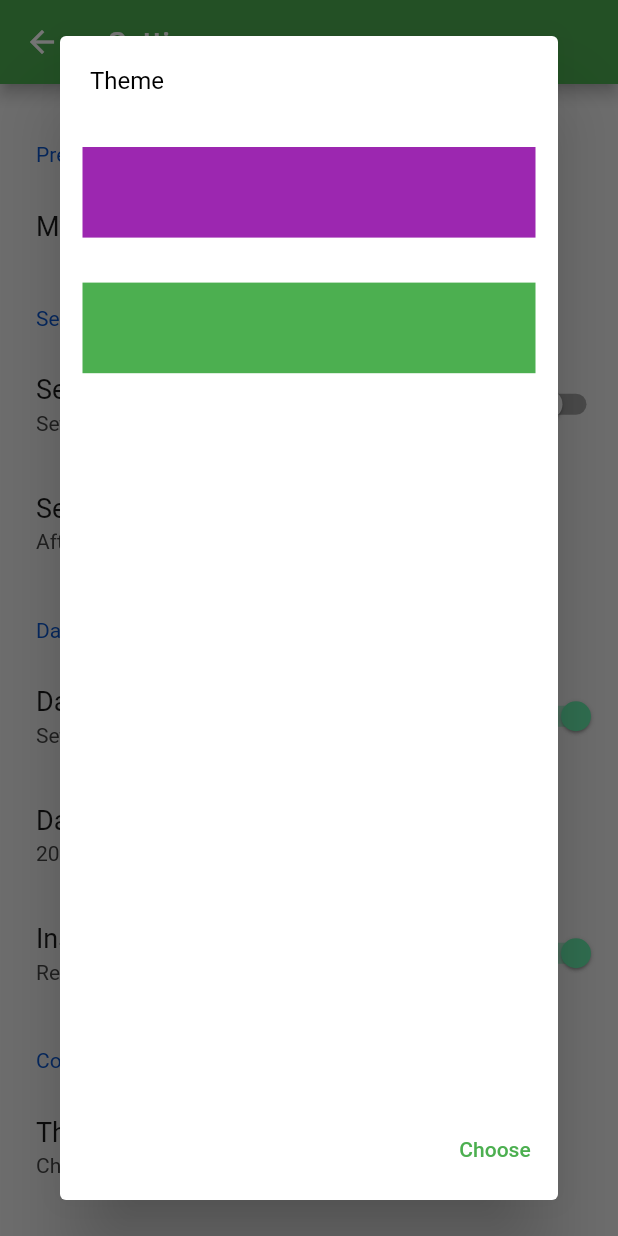
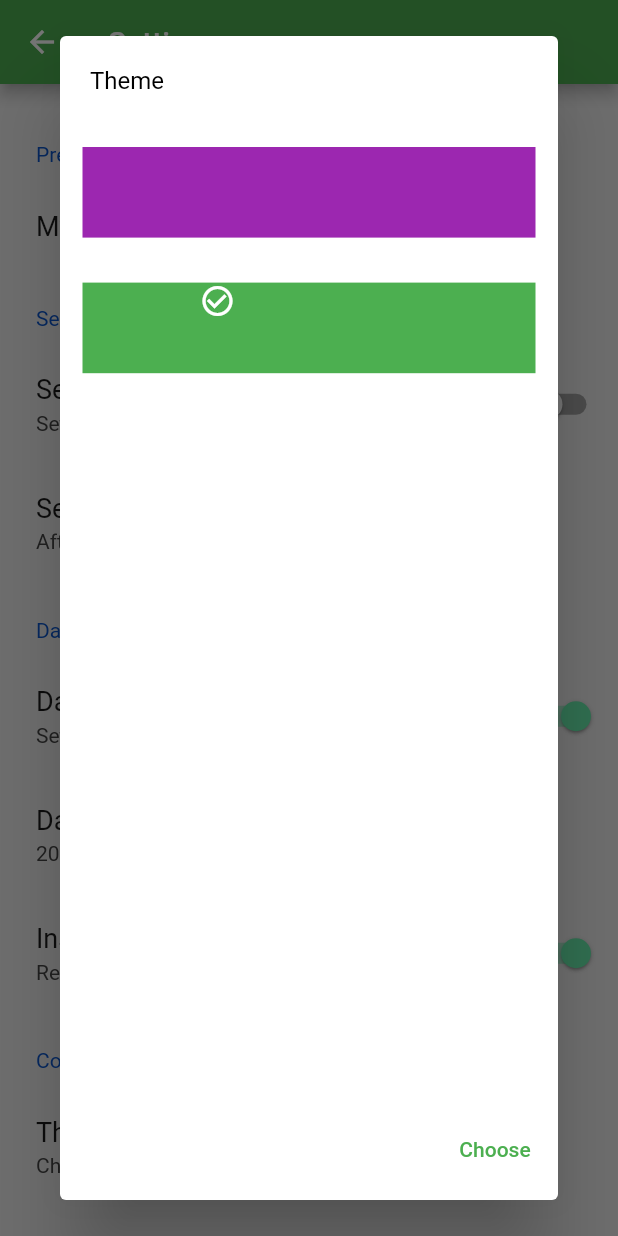
Before and after one commit to wizardoma/myjourn, a Flutter app: the SettingsScreen screen opened by its route, after a tap on "Theme", on a phone screen of 412 x 824 dp. Run offline on Flutter 3.47's test engine with Material 2 defaults, Android fonts, the phone set to English and light mode, and no system bars; drawn by our look-alikes of settings_ui; our stand-ins replace carousel_slider, image_picker, sqflite, table_calendar; accounts and stored records are empty.

Commit message:
Add implementation for theme selector

```diff
--- a/lib/screens/settings/settings_screen.dart
+++ b/lib/screens/settings/settings_screen.dart
@@ -114,10 +114,16 @@ class SettingsScreen extends StatelessWidget {
   }
 
   void changeTheme(BuildContext context) {
+    var selectedTheme =
+        Provider.of<ThemeProvider>(context, listen: false).currentTheme;
     showDialog(
         context: context,
         builder: (context) {
           var themes = Provider.of<ThemeProvider>(context);
+
+          return StatefulBuilder(
+            builder: (BuildContext context,
+                void Function(void Function()) setState) {
               return Dialog(
                 child: Column(
                   mainAxisSize: MainAxisSize.min,
@@ -136,19 +142,34 @@ class SettingsScreen extends StatelessWidget {
                             itemCount: themes.themes.length,
                             padding: EdgeInsets.all(15),
                             shrinkWrap: true,
-                        gridDelegate: SliverGridDelegateWithFixedCrossAxisCount(
+                            gridDelegate:
+                                SliverGridDelegateWithFixedCrossAxisCount(
                                     crossAxisCount: 1,
                                     childAspectRatio: 5,
                                     crossAxisSpacing: 30,
                                     mainAxisSpacing: 30),
                             itemBuilder: (context, index) {
+                              var indexedTheme =
+                                  themes.themes.values.toList()[index];
                               return InkWell(
-                            onTap: (){
-                              themes.theme = themes.themes.values.toList()[index];
+                                onTap: () {
+                                  setState(() => selectedTheme = indexedTheme);
                                 },
-                            child: Container(
-                              color: themes.themes.values.toList()[index].primaryColor,
+                                child: Stack(children: [
+                                  Container(
+                                    color: themes.themes.values
+                                        .toList()[index]
+                                        .primaryColor,
                                   ),
+                                  if (indexedTheme == selectedTheme)
+                                    Positioned(
+                                      right: 200,
+                                      child: Icon(
+                                        Icons.check_circle_outline,
+                                        color: Colors.white,
+                                      ),
+                                    )
+                                ]),
                               );
                             }),
                       ),
@@ -159,13 +180,19 @@ class SettingsScreen extends StatelessWidget {
                       child: TextButton(
                         child: Text("Choose"),
                         onPressed: () {
-                      Navigator.pop(context);
+                          Navigator.pop(
+                              context, selectedTheme ?? themes.currentTheme);
                         },
                       ),
-                )
+                    ),
                   ],
                 ),
               );
+            },
+          );
+        }).then((value) {
+      var theme = value as ThemeData;
+      Provider.of<ThemeProvider>(context, listen: false).theme = theme;
     });
   }
 }
```
Lines whose indentation alone changed are shown as unchanged.
